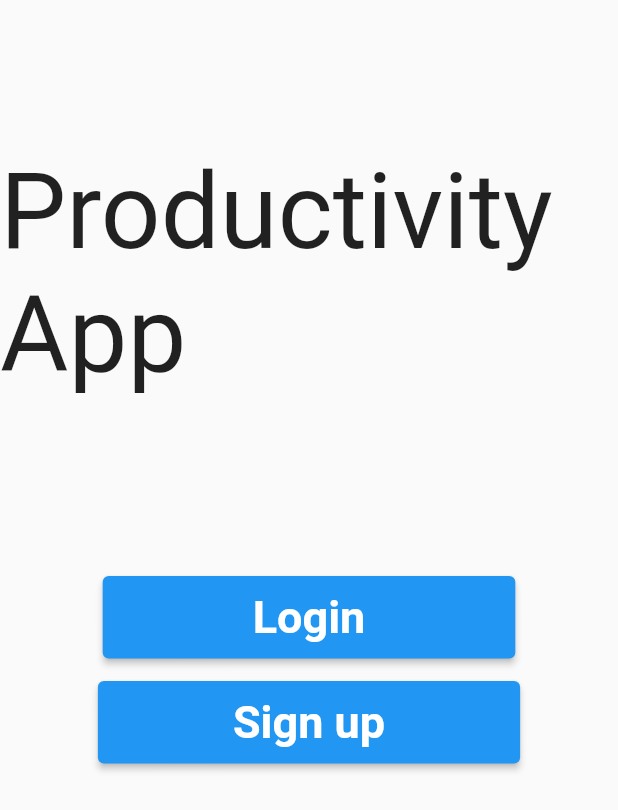
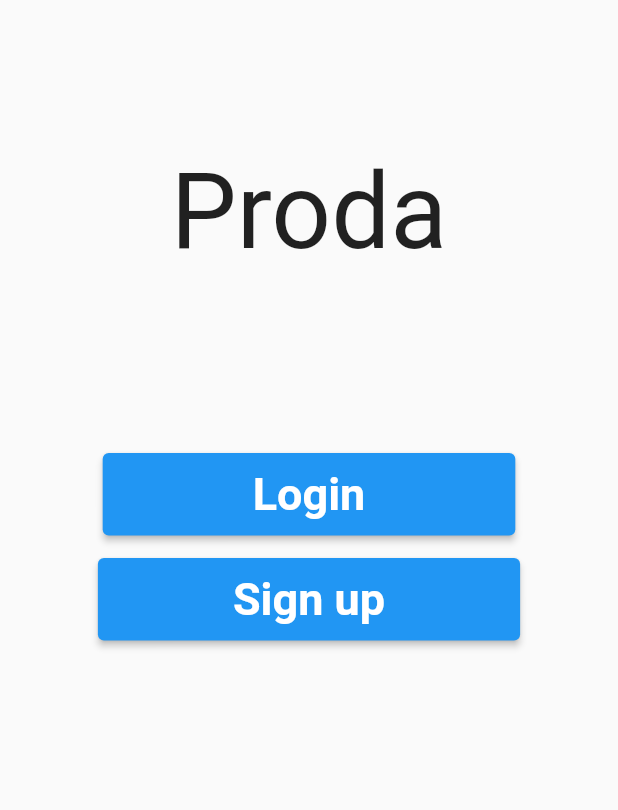
Before and after one commit to galib130/Productivity_App, a Flutter app: the screen it shows after launch, on a phone screen of 412 x 824 dp. Shown: the top 810 px of the screen. Run offline on Flutter 3.47's test engine with Material 2 defaults, Android fonts, the phone set to English and light mode, and no system bars; our stand-ins replace charts_flutter, cloud_firestore, firebase_auth, firebase_core, firebase_messaging, flutter_local_notifications and 5 more; missing offline and left inert: dart:ffi, flutter_ringtone_player; accounts and stored records are empty.

Commit message:
changed the login signup and opening page again

```diff
--- a/lib/login.dart
+++ b/lib/login.dart
@@ -19,7 +19,7 @@ class _Login_state extends State<Login>{
     return MaterialApp(
       home: Scaffold(
         appBar: AppBar(
-            title: Text('Productivity log in')
+            title: Text('Proda log in')
         ),
         body: Form(
           child: Column(
--- a/lib/open.dart
+++ b/lib/open.dart
@@ -40,7 +40,7 @@ class _OpenViewState extends State<OpenView>{
               SizedBox(height: 100,),
              Center(
 
-               child: Text('Productivity App',style: TextStyle(fontSize: 70),), ),
+               child: Text('Proda',style: TextStyle(fontSize: 70),), ),
               SizedBox(height: 120,),
             ElevatedButton(
               style: ElevatedButton.styleFrom(
--- a/lib/sign_in.dart
+++ b/lib/sign_in.dart
@@ -19,7 +19,7 @@ final TextEditingController passwordController = TextEditingController();
     return MaterialApp(
       home: Scaffold(
         appBar: AppBar(
-            title: Text('Sign up to Productivity App')
+            title: Text('Sign up to Proda')
         ),
         body: Form(
 
```
Also changed, not shown: 1 other file.
